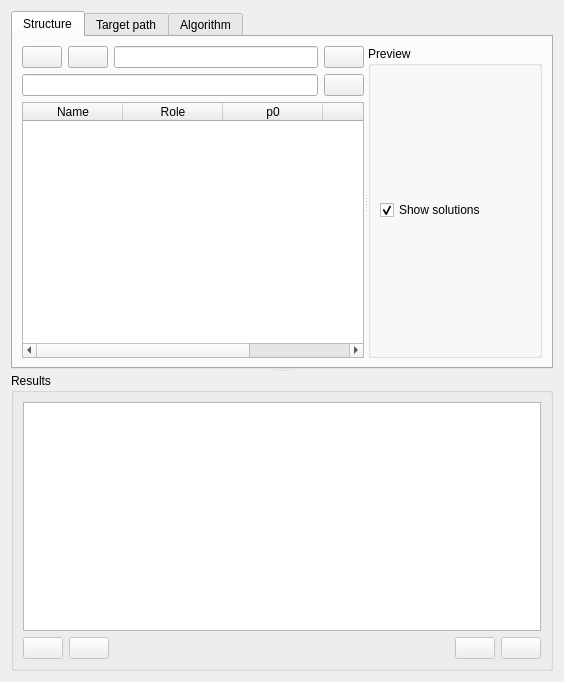
First picture: the form in core/synthesis/dimensional_synthesis/dimension_widget.ui, repository KmolYuan/Pyslvs-UI, before the edit.
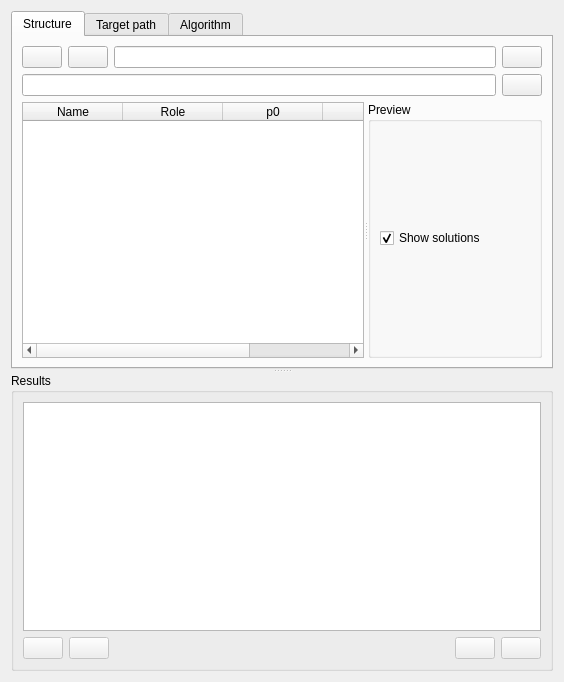
Second picture: the form after the edit. Icons and pictures are not drawn.

```diff
--- a/core/synthesis/dimensional_synthesis/dimension_widget.ui
+++ b/core/synthesis/dimensional_synthesis/dimension_widget.ui
@@ -29,19 +29,6 @@
        <attribute name="title">
         <string>Structure</string>
        </attribute>
-       <layout class="QVBoxLayout" name="verticalLayout_7">
-        <item>
-         <widget class="QSplitter" name="up_splitter">
-          <property name="sizePolicy">
-           <sizepolicy hsizetype="Preferred" vsizetype="Expanding">
-            <horstretch>0</horstretch>
-            <verstretch>0</verstretch>
-           </sizepolicy>
-          </property>
-          <property name="orientation">
-           <enum>Qt::Horizontal</enum>
-          </property>
-          <widget class="QWidget" name="layoutWidget">
            <layout class="QVBoxLayout" name="verticalLayout_6">
             <item>
              <layout class="QHBoxLayout" name="horizontalLayout_7">
@@ -107,6 +94,16 @@
              </layout>
             </item>
             <item>
+         <widget class="QSplitter" name="up_splitter">
+          <property name="sizePolicy">
+           <sizepolicy hsizetype="Expanding" vsizetype="Expanding">
+            <horstretch>0</horstretch>
+            <verstretch>0</verstretch>
+           </sizepolicy>
+          </property>
+          <property name="orientation">
+           <enum>Qt::Horizontal</enum>
+          </property>
              <widget class="QTableWidget" name="parameter_list">
               <property name="statusTip">
                <string>All the joints of grounded link will show here.</string>
@@ -146,9 +143,6 @@
                </property>
               </column>
              </widget>
-            </item>
-           </layout>
-          </widget>
           <widget class="QGroupBox" name="preview_box">
            <property name="title">
             <string>Preview</string>
```
Left out of the diff: 79 changed lines with no effect on the pictures. Lines whose indentation alone changed are shown as unchanged.
